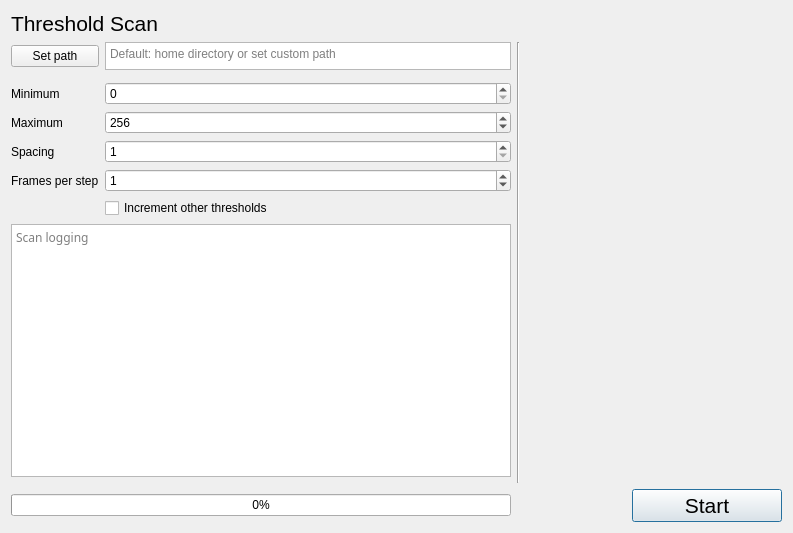
navrit/dexter, file SpidrMpx3Eq/thresholdscan.ui: the form before one commit.
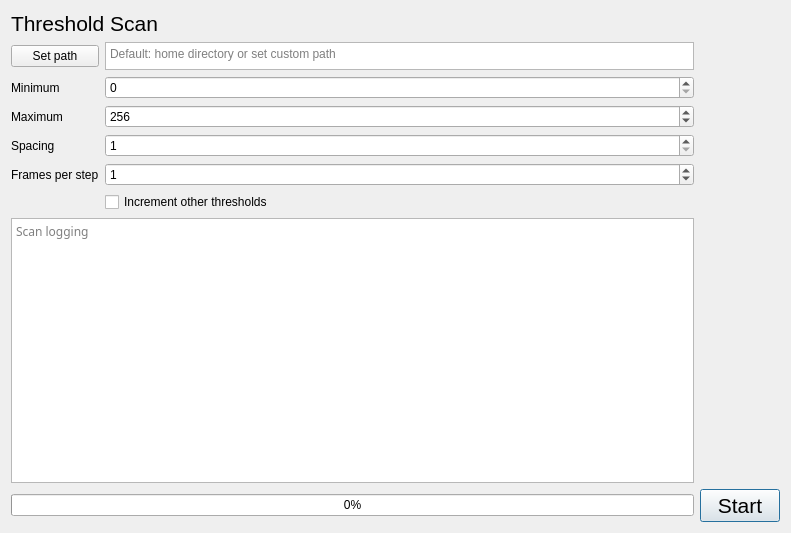
The form after the commit. Custom widgets are drawn as their Qt base class.

```diff
--- a/SpidrMpx3Eq/thresholdscan.ui
+++ b/SpidrMpx3Eq/thresholdscan.ui
@@ -16,24 +16,7 @@
   <layout class="QVBoxLayout" name="verticalLayout">
    <item>
     <layout class="QGridLayout" name="gridLayout">
-     <item row="4" column="0">
-      <widget class="QLabel" name="label_2">
-       <property name="text">
-        <string>Maximum</string>
-       </property>
-      </widget>
-     </item>
-     <item row="6" column="0">
-      <widget class="QLabel" name="label_4">
-       <property name="enabled">
-        <bool>true</bool>
-       </property>
-       <property name="text">
-        <string>Frames per step</string>
-       </property>
-      </widget>
-     </item>
-     <item row="10" column="3">
+     <item row="8" column="2">
       <widget class="QPushButton" name="button_startStop">
        <property name="maximumSize">
         <size>
@@ -60,20 +43,35 @@
        </property>
       </widget>
      </item>
-     <item row="5" column="1">
-      <widget class="QSpinBox" name="spinBox_spacing">
-       <property name="minimum">
-        <number>1</number>
-       </property>
-       <property name="maximum">
-        <number>510</number>
-       </property>
+     <item row="8" column="0" colspan="2">
+      <widget class="QProgressBar" name="progressBar">
        <property name="value">
-        <number>1</number>
+        <number>0</number>
+       </property>
+      </widget>
+     </item>
+     <item row="1" column="0">
+      <widget class="QPushButton" name="pushButton_setPath">
+       <property name="text">
+        <string>Set path</string>
        </property>
       </widget>
      </item>
      <item row="6" column="1">
+      <widget class="QCheckBox" name="checkBox_incrementOtherThresholds">
+       <property name="text">
+        <string>Increment other thresholds</string>
+       </property>
+      </widget>
+     </item>
+     <item row="4" column="0">
+      <widget class="QLabel" name="label_3">
+       <property name="text">
+        <string>Spacing</string>
+       </property>
+      </widget>
+     </item>
+     <item row="5" column="1">
       <widget class="QSpinBox" name="spinBox_framesPerStep">
        <property name="enabled">
         <bool>true</bool>
@@ -89,36 +87,6 @@
        </property>
       </widget>
      </item>
-     <item row="1" column="1">
-      <widget class="QTextEdit" name="textEdit_path">
-       <property name="maximumSize">
-        <size>
-         <width>16777215</width>
-         <height>28</height>
-        </size>
-       </property>
-       <property name="readOnly">
-        <bool>true</bool>
-       </property>
-       <property name="placeholderText">
-        <string>Default: home directory or set custom path</string>
-       </property>
-      </widget>
-     </item>
-     <item row="1" column="2" rowspan="9">
-      <widget class="Line" name="line_2">
-       <property name="orientation">
-        <enum>Qt::Vertical</enum>
-       </property>
-      </widget>
-     </item>
-     <item row="10" column="0" colspan="2">
-      <widget class="QProgressBar" name="progressBar">
-       <property name="value">
-        <number>0</number>
-       </property>
-      </widget>
-     </item>
      <item row="0" column="0" colspan="2">
       <widget class="QLabel" name="label_5">
        <property name="font">
@@ -131,43 +99,40 @@
        </property>
       </widget>
      </item>
-     <item row="1" column="0">
-      <widget class="QPushButton" name="pushButton_setPath">
+     <item row="2" column="0">
+      <widget class="QLabel" name="label">
        <property name="text">
-        <string>Set path</string>
+        <string>Minimum</string>
        </property>
       </widget>
      </item>
      <item row="3" column="1">
-      <widget class="QSpinBox" name="spinBox_minimum">
-       <property name="enabled">
-        <bool>true</bool>
-       </property>
+      <widget class="QSpinBox" name="spinBox_maximum">
        <property name="minimum">
-        <number>0</number>
+        <number>1</number>
        </property>
        <property name="maximum">
-        <number>511</number>
+        <number>512</number>
        </property>
+       <property name="value">
+        <number>256</number>
+       </property>
       </widget>
      </item>
-     <item row="1" column="3" rowspan="8">
-      <widget class="QCstmPlotHeatmap" name="framePlot" native="true">
-       <property name="sizePolicy">
-        <sizepolicy hsizetype="Expanding" vsizetype="Expanding">
-         <horstretch>0</horstretch>
-         <verstretch>0</verstretch>
-        </sizepolicy>
+     <item row="4" column="1">
+      <widget class="QSpinBox" name="spinBox_spacing">
+       <property name="minimum">
+        <number>1</number>
        </property>
-       <property name="minimumSize">
-        <size>
-         <width>256</width>
-         <height>256</height>
-        </size>
+       <property name="maximum">
+        <number>510</number>
        </property>
+       <property name="value">
+        <number>1</number>
+       </property>
       </widget>
      </item>
-     <item row="8" column="0" colspan="2">
+     <item row="7" column="0" colspan="2">
       <widget class="QTextEdit" name="textEdit_log">
        <property name="minimumSize">
         <size>
@@ -192,36 +157,48 @@
       </widget>
      </item>
      <item row="3" column="0">
-      <widget class="QLabel" name="label">
+      <widget class="QLabel" name="label_2">
        <property name="text">
-        <string>Minimum</string>
-       </property>
-      </widget>
-     </item>
-     <item row="4" column="1">
-      <widget class="QSpinBox" name="spinBox_maximum">
-       <property name="minimum">
-        <number>1</number>
-       </property>
-       <property name="maximum">
-        <number>512</number>
-       </property>
-       <property name="value">
-        <number>256</number>
+        <string>Maximum</string>
        </property>
       </widget>
      </item>
      <item row="5" column="0">
-      <widget class="QLabel" name="label_3">
+      <widget class="QLabel" name="label_4">
+       <property name="enabled">
+        <bool>true</bool>
+       </property>
        <property name="text">
-        <string>Spacing</string>
+        <string>Frames per step</string>
        </property>
       </widget>
      </item>
-     <item row="7" column="1">
-      <widget class="QCheckBox" name="checkBox_incrementOtherThresholds">
-       <property name="text">
-        <string>Increment other thresholds</string>
+     <item row="2" column="1">
+      <widget class="QSpinBox" name="spinBox_minimum">
+       <property name="enabled">
+        <bool>true</bool>
+       </property>
+       <property name="minimum">
+        <number>0</number>
+       </property>
+       <property name="maximum">
+        <number>511</number>
+       </property>
+      </widget>
+     </item>
+     <item row="1" column="1">
+      <widget class="QTextEdit" name="textEdit_path">
+       <property name="maximumSize">
+        <size>
+         <width>16777215</width>
+         <height>28</height>
+        </size>
+       </property>
+       <property name="readOnly">
+        <bool>true</bool>
+       </property>
+       <property name="placeholderText">
+        <string>Default: home directory or set custom path</string>
        </property>
       </widget>
      </item>
@@ -229,23 +206,6 @@
    </item>
   </layout>
  </widget>
- <customwidgets>
-  <customwidget>
-   <class>QCstmPlotHeatmap</class>
-   <extends>QWidget</extends>
-   <header>qcstmplotheatmap.h</header>
-   <container>1</container>
-   <slots>
-    <signal>dataRangeChanged(QCPRange)</signal>
-    <signal>plotCountChanged(int)</signal>
-    <signal>activePlotChanged(int)</signal>
-    <signal>nouseOverChanged(QString)</signal>
-    <slot>setHeatmap(QCPColorGradient)</slot>
-    <slot>changeRange(QCPRange)</slot>
-    <slot>setActive(int)</slot>
-   </slots>
-  </customwidget>
- </customwidgets>
  <resources/>
  <connections/>
 </ui>
```
